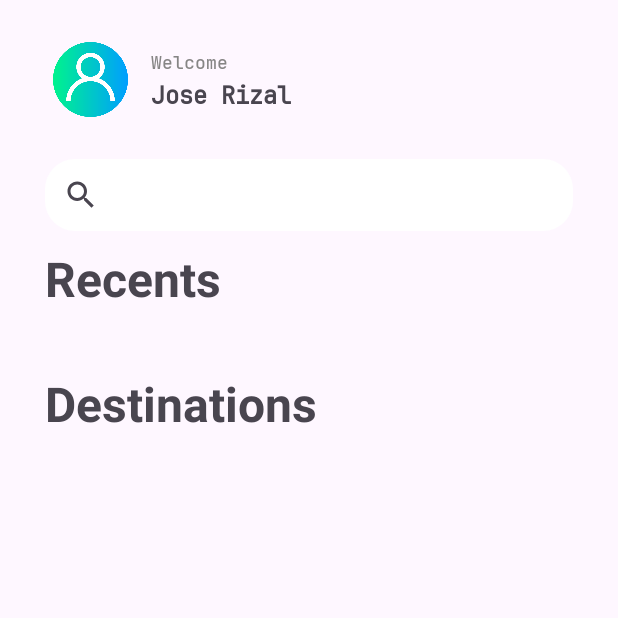
After one commit to CodeKiyo/phexplore, an Android app: the UserPage screen opened directly, with no data from a screen before it, on a phone screen of 412 x 824 dp, the top half of it. The commit adds this screen. Run offline under Robolectric (Android 15) with nearby library versions, the light colour scheme and no system bars.

Commit message:
init user page

```diff
--- a/app/src/main/AndroidManifest.xml
+++ b/app/src/main/AndroidManifest.xml
@@ -12,7 +12,9 @@
         android:supportsRtl="true"
         android:theme="@style/Theme.PHExplore"
         tools:targetApi="31">
-
+        <activity
+            android:name=".UserPage"
+            android:exported="false" />
         <activity
             android:name=".MainActivity"
             android:exported="true">
@@ -24,20 +26,16 @@
         </activity>
         <activity
             android:name=".LoginActivity"
-            android:exported="false">
-        </activity>
+            android:exported="false"></activity>
         <activity
             android:name=".SignUpActivity"
-            android:exported="false">
-        </activity>
+            android:exported="false"></activity>
         <activity
             android:name=".HomeMenuViewActivity"
-            android:exported="false">
-        </activity>
+            android:exported="false"></activity>
         <activity
             android:name=".MenuItemViewActivity"
-            android:exported="false">
-        </activity>
+            android:exported="false"></activity>
     </application>
 
 </manifest>
--- /dev/null
+++ b/app/src/main/java/com/mobdeve/phexplore/UserPage.kt
@@ -0,0 +1,11 @@
+package com.mobdeve.phexplore
+
+import androidx.appcompat.app.AppCompatActivity
+import android.os.Bundle
+
+class UserPage : AppCompatActivity() {
+    override fun onCreate(savedInstanceState: Bundle?) {
+        super.onCreate(savedInstanceState)
+        setContentView(R.layout.activity_user_page)
+    }
+}
--- /dev/null
+++ b/app/src/main/res/layout/activity_user_page.xml
@@ -0,0 +1,106 @@
+<?xml version="1.0" encoding="utf-8"?>
+<androidx.core.widget.NestedScrollView xmlns:android="http://schemas.android.com/apk/res/android"
+    xmlns:app="http://schemas.android.com/apk/res-auto"
+    xmlns:tools="http://schemas.android.com/tools"
+    android:layout_width="match_parent"
+    android:layout_height="match_parent"
+    tools:context=".UserPage">
+
+    <LinearLayout
+        android:layout_width="match_parent"
+        android:layout_height="wrap_content"
+        android:orientation="vertical">
+
+        <LinearLayout
+            android:layout_width="match_parent"
+            android:layout_height="wrap_content"
+            android:gravity="center_vertical">
+
+            <ImageView
+                android:id="@+id/userdp"
+                android:layout_width="50dp"
+                android:layout_height="wrap_content"
+                android:layout_gravity="center"
+                android:layout_marginStart="35dp"
+                android:layout_marginTop="25dp"
+                android:layout_marginBottom="25dp"
+                android:adjustViewBounds="true"
+                app:srcCompat="@drawable/signup_user_icon" />
+
+            <LinearLayout
+                android:layout_width="wrap_content"
+                android:layout_height="wrap_content"
+                android:gravity="center_vertical"
+                android:orientation="vertical">
+
+                <TextView
+                    android:id="@+id/welcome"
+                    android:layout_width="wrap_content"
+                    android:layout_height="wrap_content"
+                    android:layout_marginStart="15dp"
+                    android:layout_marginTop="32dp"
+                    android:fontFamily="@font/jetbrainsmono_medium"
+                    android:text="Welcome"
+                    android:textColor="#868585"
+                    android:textSize="12sp" />
+
+                <TextView
+                    android:id="@+id/username"
+                    android:layout_width="wrap_content"
+                    android:layout_height="wrap_content"
+                    android:layout_marginStart="15dp"
+                    android:layout_marginBottom="30dp"
+                    android:fontFamily="@font/jetbrainsmono_medium"
+                    android:text="Jose Rizal"
+                    android:textSize="16sp"
+                    android:textStyle="bold" />
+            </LinearLayout>
+
+        </LinearLayout>
+
+        <SearchView
+            android:id="@+id/searchbar"
+            android:layout_width="match_parent"
+            android:layout_height="wrap_content"
+            android:layout_marginStart="30dp"
+            android:layout_marginEnd="30dp"
+            android:background="@drawable/rounded_corner" />
+
+        <TextView
+            android:layout_width="wrap_content"
+            android:layout_height="wrap_content"
+            android:layout_marginHorizontal="30dp"
+            android:layout_marginVertical="10dp"
+            android:text="Recents"
+            android:textSize="32sp"
+            android:textStyle="bold" />
+
+        <androidx.recyclerview.widget.RecyclerView
+            android:id="@+id/horizontalRecyclerView"
+            android:layout_width="match_parent"
+            android:layout_height="wrap_content"
+            android:layout_marginHorizontal="30dp"
+            android:layout_marginVertical="10dp" />
+
+        <TextView
+            android:layout_width="wrap_content"
+            android:layout_height="wrap_content"
+            android:layout_marginHorizontal="30dp"
+            android:layout_marginVertical="10dp"
+            android:text="Destinations"
+            android:textSize="32sp"
+            android:textStyle="bold" />
+
+        <androidx.recyclerview.widget.RecyclerView
+            android:id="@+id/verticalRecyclerView"
+            android:layout_width="wrap_content"
+            android:layout_height="wrap_content"
+            android:layout_gravity="center"
+            android:layout_marginHorizontal="30dp"
+            android:layout_marginVertical="10dp" />
+    </LinearLayout>
+
+
+
+
+</androidx.core.widget.NestedScrollView>
--- a/app/src/main/res/layout/homemenu_page.xml
+++ b/app/src/main/res/layout/homemenu_page.xml
@@ -32,7 +32,7 @@
 
                 <LinearLayout
                     android:layout_width="wrap_content"
-                    android:layout_height="match_parent"
+                    android:layout_height="wrap_content"
                     android:gravity="center_vertical"
                     android:orientation="vertical">
 
```
